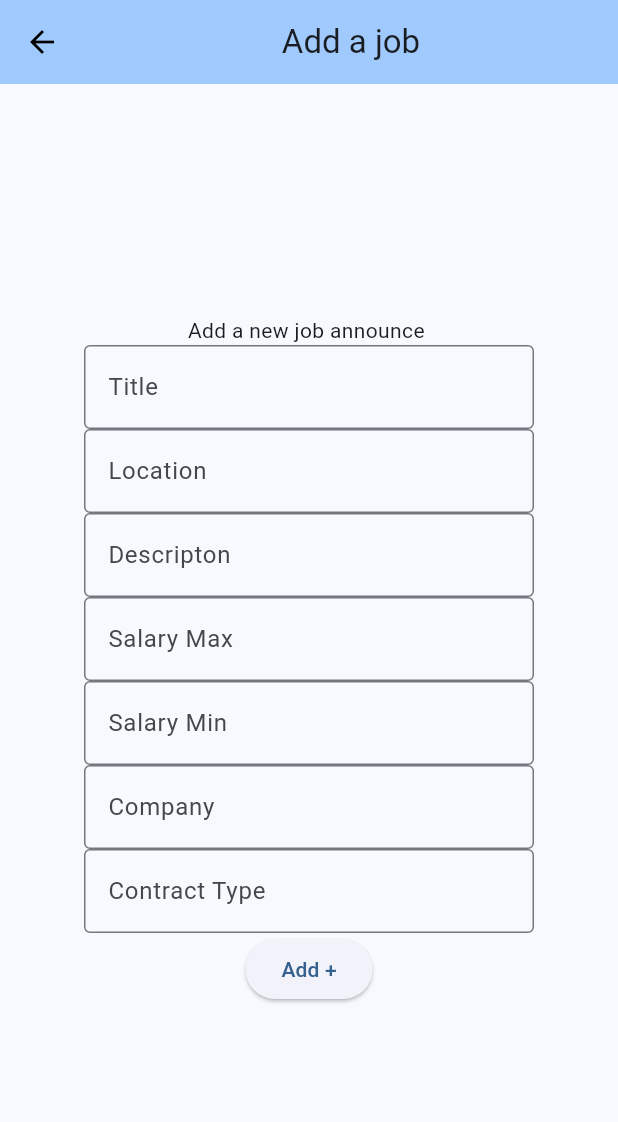
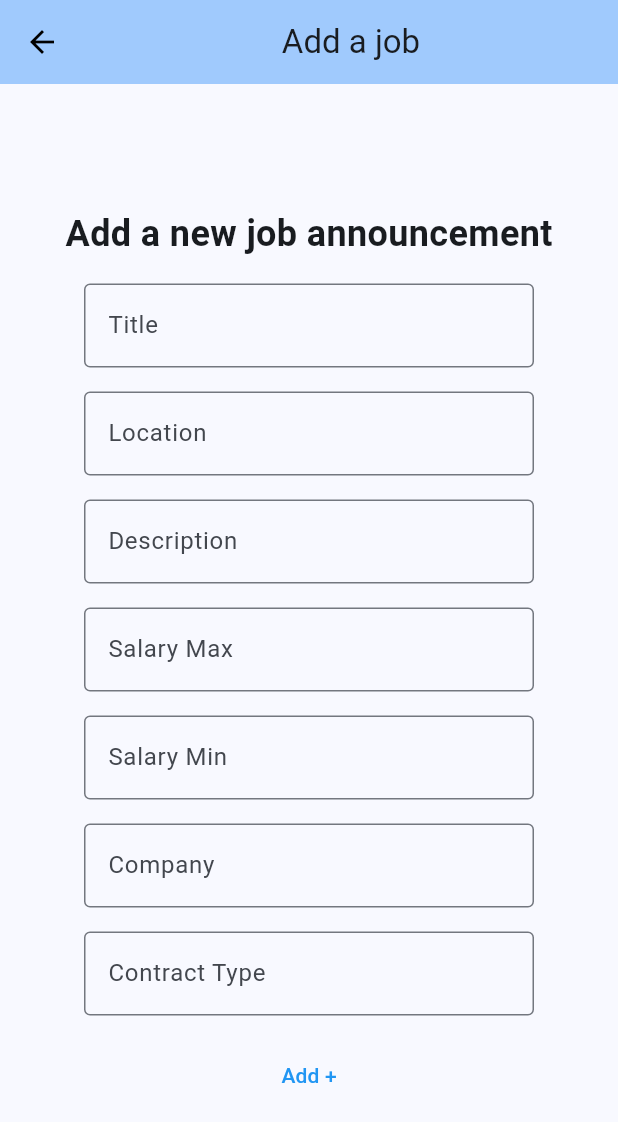
Before and after one commit to Flutter-Hiring-Platform/Flutter-Hiring-Platform, a Flutter app: the AddJobWidget screen opened directly, after a tap on "Add +", on a phone screen of 412 x 824 dp. Shown: the top 1122 px of the screen. Run offline on Flutter 3.47's test engine with Material 3 defaults, Android fonts, the phone set to English and light mode, and no system bars; our stand-ins replace fluttertoast; network calls fail.

```diff
--- a/lib/addjob.widget.dart
+++ b/lib/addjob.widget.dart
@@ -1,12 +1,10 @@
-
 import 'package:flutter/material.dart';
-import 'package:http/http.dart' as http;
-import 'dart:convert';
 import 'work.dart';
 import 'job_api.dart';
 
 class AddJobWidget extends StatefulWidget {
-  const AddJobWidget({Key? key, required this.title});
+  const AddJobWidget({Key? key, required this.title}) : super(key: key);
+
   final String title;
 
   @override
@@ -21,93 +19,123 @@ class _AddJobWidgetState extends State<AddJobWidget> {
   TextEditingController salaryMinController = TextEditingController();
   TextEditingController companyController = TextEditingController();
   TextEditingController contractTypeController = TextEditingController();
-  Future<Work>? _futureUser;
-
+  Future<Work>? _futureJob;
 
   @override
   Widget build(BuildContext context) {
     return Scaffold(
       appBar: AppBar(
         leading: IconButton(
-          icon: Icon(Icons.arrow_back, color: Colors.black),
+          icon: const Icon(Icons.arrow_back, color: Colors.black),
           onPressed: () => Navigator.of(context).pop(),
         ),
         backgroundColor: Theme.of(context).colorScheme.inversePrimary,
         title: Center(child: Text(widget.title)),
       ),
-      body: Center(
+      body: Padding(
+        padding: const EdgeInsets.all(16.0),
+        child: Center(
           child: Column(
             mainAxisAlignment: MainAxisAlignment.center,
             children: <Widget>[
-          const Text("Add a new job announce "),
+              const Text(
+                "Add a new job announcement",
+                style: TextStyle(
+                  fontSize: 24,
+                  fontWeight: FontWeight.bold,
+                ),
+              ),
               SizedBox(
                 width: 300,
                 child: Column(
                   mainAxisAlignment: MainAxisAlignment.center,
                   children: <Widget>[
+                    SizedBox(height: 16),
                     TextField(
                       controller: titleController,
                       decoration: const InputDecoration(
                         border: OutlineInputBorder(),
                         labelText: 'Title',
                       ),
-
                     ),
+                    SizedBox(height: 16),
                     TextField(
                       controller: locationController,
                       decoration: const InputDecoration(
                         border: OutlineInputBorder(),
                         labelText: 'Location',
                       ),
-
                     ),
+                    SizedBox(height: 16),
                     TextField(
                       controller: descriptionController,
                       decoration: const InputDecoration(
                         border: OutlineInputBorder(),
-                      labelText: 'Descripton',
+                        labelText: 'Description',
                       ),
-
                     ),
+                    SizedBox(height: 16),
                     TextField(
                       controller: salaryMaxController,
                       decoration: const InputDecoration(
                         border: OutlineInputBorder(),
                         labelText: 'Salary Max',
                       ),
-
                     ),
+                    SizedBox(height: 16),
                     TextField(
                       controller: salaryMinController,
                       decoration: const InputDecoration(
                         border: OutlineInputBorder(),
                         labelText: 'Salary Min',
                       ),
-
                     ),
+                    SizedBox(height: 16),
                     TextField(
                       controller: companyController,
                       decoration: const InputDecoration(
                         border: OutlineInputBorder(),
                         labelText: 'Company',
                       ),
-
                     ),
+                    SizedBox(height: 16),
                     TextField(
                       controller: contractTypeController,
                       decoration: const InputDecoration(
                         border: OutlineInputBorder(),
                         labelText: 'Contract Type',
                       ),
-
                     ),
-                  ElevatedButton(
+                    SizedBox(height: 16),
+                    TextButton(
+                      style: ButtonStyle(
+                        foregroundColor: MaterialStateProperty.all<Color>(Colors.blue),
+                        overlayColor: MaterialStateProperty.resolveWith<Color?>(
+                          (Set<MaterialState> states) {
+                            if (states.contains(MaterialState.hovered))
+                              return Colors.blue.withOpacity(0.04);
+                            if (states.contains(MaterialState.focused) ||
+                                states.contains(MaterialState.pressed))
+                              return Colors.blue.withOpacity(0.12);
+                            return null; // Defer to the widget's default.
+                          },
+                        ),
+                      ),
                        onPressed: () {
                         setState(() {
-                        _futureUser = createJob(titleController.text, descriptionController.text, locationController.text, salaryMaxController.text, salaryMinController.text, companyController.text, contractTypeController.text,context);
+                          _futureJob = createJob(
+                            titleController.text,
+                            descriptionController.text,
+                            locationController.text,
+                            salaryMaxController.text,
+                            salaryMinController.text,
+                            companyController.text,
+                            contractTypeController.text,
+                            context,
+                          );
                         });
                       },
-                    child: const Text('Add +'),
+                      child: Text('Add +'),
                     ),
                   ],
                 ),
@@ -115,6 +143,7 @@ class _AddJobWidgetState extends State<AddJobWidget> {
             ],
           ),
         ),
+      ),
     );
   }
 }
```
Also changed, not shown: lib/apply_job.widget.dart (added, +68 -0 lines), lib/job_detail.widget.dart (+17 -1 lines), lib/login.widget.dart (+44 -19 lines), lib/signup.widget.dart (+41 -16 lines). Lines whose indentation alone changed are shown as unchanged.
